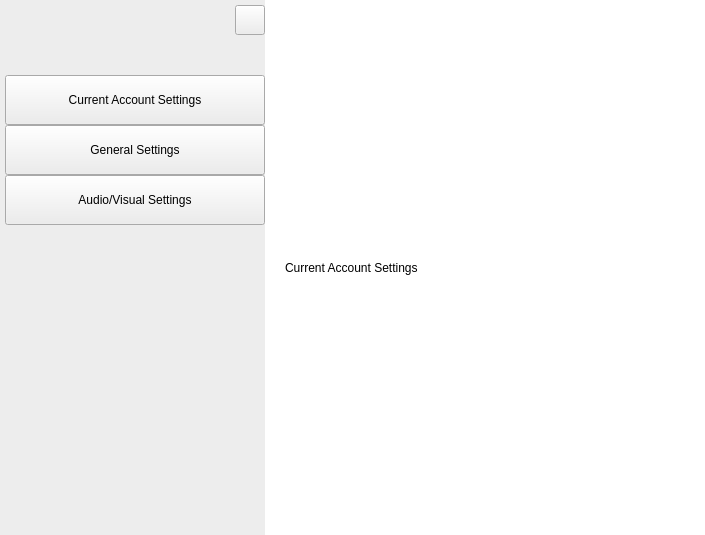
Qt form settingswidget.ui (savoirfairelinux/jami-client-windows) before a commit.
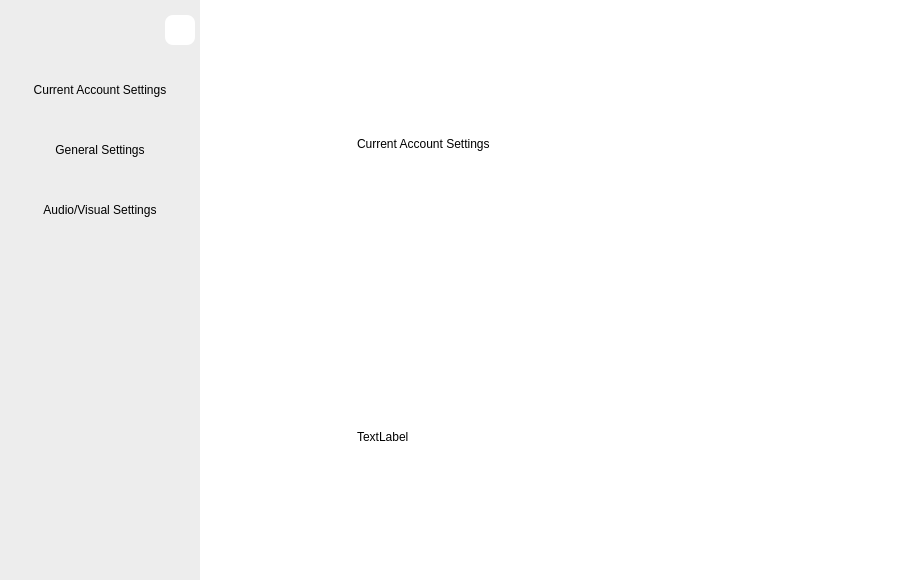
The same form after that commit. The open tabs and pages were chosen to show the change. Custom widgets are drawn as their Qt base class.

Commit message: new settings: add src

Diff of the .ui file:
```diff
--- a/settingswidget.ui
+++ b/settingswidget.ui
@@ -6,8 +6,8 @@
    <rect>
     <x>0</x>
     <y>0</y>
-    <width>705</width>
-    <height>535</height>
+    <width>914</width>
+    <height>580</height>
    </rect>
   </property>
   <property name="windowTitle">
@@ -34,6 +34,30 @@
    </property>
    <item>
     <widget class="QWidget" name="leftSettingsWidget" native="true">
+     <property name="sizePolicy">
+      <sizepolicy hsizetype="Fixed" vsizetype="Preferred">
+       <horstretch>0</horstretch>
+       <verstretch>0</verstretch>
+      </sizepolicy>
+     </property>
+     <property name="minimumSize">
+      <size>
+       <width>0</width>
+       <height>0</height>
+      </size>
+     </property>
+     <property name="maximumSize">
+      <size>
+       <width>16777215</width>
+       <height>16777215</height>
+      </size>
+     </property>
+     <property name="baseSize">
+      <size>
+       <width>0</width>
+       <height>0</height>
+      </size>
+     </property>
      <property name="styleSheet">
       <string notr="true">background: rgb(237, 237,237);</string>
      </property>
@@ -42,10 +66,10 @@
        <number>0</number>
       </property>
       <property name="leftMargin">
-       <number>5</number>
+       <number>0</number>
       </property>
       <property name="topMargin">
-       <number>5</number>
+       <number>0</number>
       </property>
       <property name="rightMargin">
        <number>0</number>
@@ -53,11 +77,30 @@
       <property name="bottomMargin">
        <number>0</number>
       </property>
+      <item>
+       <spacer name="verticalSpacer_5">
+        <property name="orientation">
+         <enum>Qt::Vertical</enum>
+        </property>
+        <property name="sizeType">
+         <enum>QSizePolicy::Fixed</enum>
+        </property>
+        <property name="sizeHint" stdset="0">
+         <size>
+          <width>20</width>
+          <height>15</height>
+         </size>
+        </property>
+       </spacer>
+      </item>
       <item>
        <layout class="QHBoxLayout" name="horizontalLayout">
         <property name="spacing">
          <number>0</number>
         </property>
+        <property name="rightMargin">
+         <number>5</number>
+        </property>
         <item>
          <spacer name="horizontalSpacer_2">
           <property name="orientation">
@@ -88,6 +131,9 @@
             <height>30</height>
            </size>
           </property>
+          <property name="styleSheet">
+           <string notr="true">background: white; border: 0px; border-radius: 8px;</string>
+          </property>
           <property name="text">
            <string/>
           </property>
@@ -106,19 +152,34 @@
         <property name="sizeHint" stdset="0">
          <size>
           <width>20</width>
-          <height>40</height>
+          <height>15</height>
          </size>
         </property>
        </spacer>
       </item>
       <item>
        <widget class="QPushButton" name="accountSettingsButton">
+        <property name="sizePolicy">
+         <sizepolicy hsizetype="Minimum" vsizetype="MinimumExpanding">
+          <horstretch>0</horstretch>
+          <verstretch>0</verstretch>
+         </sizepolicy>
+        </property>
         <property name="minimumSize">
          <size>
           <width>200</width>
-          <height>50</height>
+          <height>60</height>
          </size>
         </property>
+        <property name="maximumSize">
+         <size>
+          <width>16777215</width>
+          <height>60</height>
+         </size>
+        </property>
+        <property name="styleSheet">
+         <string notr="true">border: 0px, </string>
+        </property>
         <property name="text">
          <string>Current Account Settings</string>
         </property>
@@ -126,12 +187,27 @@
       </item>
       <item>
        <widget class="QPushButton" name="generalSettingsButton">
+        <property name="sizePolicy">
+         <sizepolicy hsizetype="Minimum" vsizetype="MinimumExpanding">
+          <horstretch>0</horstretch>
+          <verstretch>0</verstretch>
+         </sizepolicy>
+        </property>
         <property name="minimumSize">
          <size>
-          <width>0</width>
-          <height>50</height>
+          <width>200</width>
+          <height>60</height>
          </size>
         </property>
+        <property name="maximumSize">
+         <size>
+          <width>16777215</width>
+          <height>60</height>
+         </size>
+        </property>
+        <property name="styleSheet">
+         <string notr="true">border: 0px, </string>
+        </property>
         <property name="text">
          <string>General Settings</string>
         </property>
@@ -139,12 +215,27 @@
       </item>
       <item>
        <widget class="QPushButton" name="avSettingsButton">
+        <property name="sizePolicy">
+         <sizepolicy hsizetype="Minimum" vsizetype="MinimumExpanding">
+          <horstretch>0</horstretch>
+          <verstretch>0</verstretch>
+         </sizepolicy>
+        </property>
         <property name="minimumSize">
          <size>
-          <width>0</width>
-          <height>50</height>
+          <width>200</width>
+          <height>60</height>
          </size>
         </property>
+        <property name="maximumSize">
+         <size>
+          <width>16777215</width>
+          <height>60</height>
+         </size>
+        </property>
+        <property name="styleSheet">
+         <string notr="true">border: 0px, </string>
+        </property>
         <property name="text">
          <string>Audio/Visual Settings</string>
         </property>
@@ -167,33 +258,66 @@
     </widget>
    </item>
    <item>
+    <widget class="QWidget" name="rightSettingsWidget" native="true">
+     <property name="sizePolicy">
+      <sizepolicy hsizetype="MinimumExpanding" vsizetype="MinimumExpanding">
+       <horstretch>0</horstretch>
+       <verstretch>0</verstretch>
+      </sizepolicy>
+     </property>
     <layout class="QHBoxLayout" name="horizontalLayout_4">
-     <item>
-      <layout class="QVBoxLayout" name="verticalLayout_5">
+      <property name="spacing">
+       <number>0</number>
+      </property>
+      <property name="leftMargin">
+       <number>0</number>
+      </property>
+      <property name="topMargin">
+       <number>0</number>
+      </property>
+      <property name="rightMargin">
+       <number>0</number>
+      </property>
+      <property name="bottomMargin">
+       <number>0</number>
+      </property>
        <item>
         <spacer name="horizontalSpacer_6">
          <property name="orientation">
           <enum>Qt::Horizontal</enum>
          </property>
+        <property name="sizeType">
+         <enum>QSizePolicy::MinimumExpanding</enum>
+        </property>
          <property name="sizeHint" stdset="0">
           <size>
            <width>20</width>
-           <height>100</height>
+          <height>20</height>
           </size>
          </property>
         </spacer>
-       </item>
-      </layout>
      </item>
      <item>
       <widget class="QStackedWidget" name="stackedWidget">
+        <property name="minimumSize">
+         <size>
+          <width>400</width>
+          <height>300</height>
+         </size>
+        </property>
+        <property name="maximumSize">
+         <size>
+          <width>400</width>
+          <height>16777215</height>
+         </size>
+        </property>
        <property name="styleSheet">
         <string notr="true">background: white;</string>
        </property>
        <property name="currentIndex">
-        <number>1</number>
-       </property>
-       <widget class="QWidget" name="generalSetings">
+         <number>0</number>
+        </property>
+        <widget class="QWidget" name="generalSettings">
         <property name="maximumSize">
          <size>
           <width>470</width>
@@ -404,6 +528,12 @@
         </layout>
        </widget>
        <widget class="QWidget" name="currentAccountSettings">
+         <property name="sizePolicy">
+          <sizepolicy hsizetype="MinimumExpanding" vsizetype="Preferred">
+           <horstretch>0</horstretch>
+           <verstretch>0</verstretch>
+          </sizepolicy>
+         </property>
         <layout class="QGridLayout" name="gridLayout_2">
          <property name="leftMargin">
           <number>0</number>
@@ -420,17 +550,36 @@
          <item row="0" column="0">
           <layout class="QVBoxLayout" name="verticalLayout_2">
            <item>
-            <widget class="QLabel" name="label_5">
+             <widget class="QLabel" name="currentAccountName">
+              <property name="sizePolicy">
+               <sizepolicy hsizetype="Minimum" vsizetype="Preferred">
+                <horstretch>0</horstretch>
+                <verstretch>0</verstretch>
+               </sizepolicy>
+              </property>
              <property name="text">
               <string>Current Account Settings</string>
              </property>
             </widget>
            </item>
+            <item>
+             <widget class="QLabel" name="currentAccountAvatar">
+              <property name="sizePolicy">
+               <sizepolicy hsizetype="Minimum" vsizetype="Preferred">
+                <horstretch>0</horstretch>
+                <verstretch>0</verstretch>
+               </sizepolicy>
+              </property>
+              <property name="text">
+               <string>TextLabel</string>
+              </property>
+             </widget>
+            </item>
           </layout>
          </item>
         </layout>
        </widget>
-       <widget class="QWidget" name="audioVisualSettings">
+        <widget class="QWidget" name="avSettings">
         <layout class="QGridLayout" name="gridLayout_3">
          <property name="leftMargin">
           <number>0</number>
@@ -746,17 +895,18 @@
         <enum>Qt::Horizontal</enum>
        </property>
        <property name="sizeType">
-        <enum>QSizePolicy::Expanding</enum>
+         <enum>QSizePolicy::MinimumExpanding</enum>
        </property>
        <property name="sizeHint" stdset="0">
         <size>
          <width>20</width>
-         <height>20</height>
+          <height>0</height>
         </size>
        </property>
       </spacer>
      </item>
     </layout>
+    </widget>
    </item>
   </layout>
  </widget>
```
Lines whose indentation alone changed are shown as unchanged. The commit also changes 7 other files.
